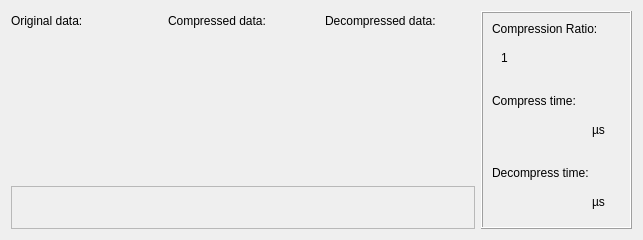
The window that plotpertab.ui (eliasd3/Data-Compression-simulator) describes before a commit, drawn with Qt 5.
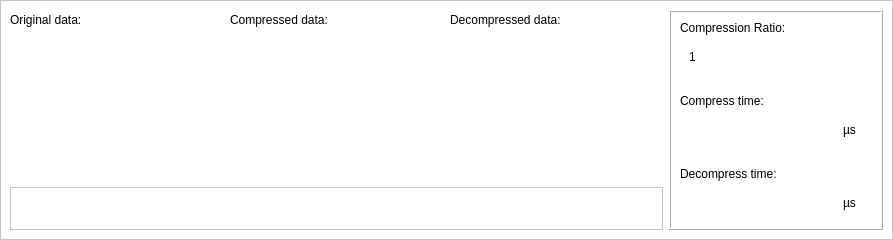
The same window after the commit. Custom widgets are drawn as their Qt base class.

Diff of the .ui file:
```diff
--- a/plotpertab.ui
+++ b/plotpertab.ui
@@ -6,7 +6,7 @@
    <rect>
     <x>0</x>
     <y>0</y>
-    <width>643</width>
+    <width>893</width>
     <height>240</height>
    </rect>
   </property>
@@ -28,70 +28,781 @@
     <height>240</height>
    </size>
   </property>
+  <property name="palette">
+   <palette>
+    <active>
+     <colorrole role="WindowText">
+      <brush brushstyle="SolidPattern">
+       <color alpha="255">
+        <red>0</red>
+        <green>0</green>
+        <blue>0</blue>
+       </color>
+      </brush>
+     </colorrole>
+     <colorrole role="Button">
+      <brush brushstyle="SolidPattern">
+       <color alpha="255">
+        <red>255</red>
+        <green>255</green>
+        <blue>255</blue>
+       </color>
+      </brush>
+     </colorrole>
+     <colorrole role="Light">
+      <brush brushstyle="SolidPattern">
+       <color alpha="255">
+        <red>255</red>
+        <green>255</green>
+        <blue>255</blue>
+       </color>
+      </brush>
+     </colorrole>
+     <colorrole role="Midlight">
+      <brush brushstyle="SolidPattern">
+       <color alpha="255">
+        <red>255</red>
+        <green>255</green>
+        <blue>255</blue>
+       </color>
+      </brush>
+     </colorrole>
+     <colorrole role="Dark">
+      <brush brushstyle="SolidPattern">
+       <color alpha="255">
+        <red>255</red>
+        <green>255</green>
+        <blue>255</blue>
+       </color>
+      </brush>
+     </colorrole>
+     <colorrole role="Mid">
+      <brush brushstyle="SolidPattern">
+       <color alpha="255">
+        <red>255</red>
+        <green>255</green>
+        <blue>255</blue>
+       </color>
+      </brush>
+     </colorrole>
+     <colorrole role="Text">
+      <brush brushstyle="SolidPattern">
+       <color alpha="255">
+        <red>0</red>
+        <green>0</green>
+        <blue>0</blue>
+       </color>
+      </brush>
+     </colorrole>
+     <colorrole role="BrightText">
+      <brush brushstyle="SolidPattern">
+       <color alpha="255">
+        <red>255</red>
+        <green>255</green>
+        <blue>255</blue>
+       </color>
+      </brush>
+     </colorrole>
+     <colorrole role="ButtonText">
+      <brush brushstyle="SolidPattern">
+       <color alpha="255">
+        <red>0</red>
+        <green>0</green>
+        <blue>0</blue>
+       </color>
+      </brush>
+     </colorrole>
+     <colorrole role="Base">
+      <brush brushstyle="SolidPattern">
+       <color alpha="255">
+        <red>255</red>
+        <green>255</green>
+        <blue>255</blue>
+       </color>
+      </brush>
+     </colorrole>
+     <colorrole role="Window">
+      <brush brushstyle="SolidPattern">
+       <color alpha="255">
+        <red>255</red>
+        <green>255</green>
+        <blue>255</blue>
+       </color>
+      </brush>
+     </colorrole>
+     <colorrole role="Shadow">
+      <brush brushstyle="SolidPattern">
+       <color alpha="255">
+        <red>0</red>
+        <green>0</green>
+        <blue>0</blue>
+       </color>
+      </brush>
+     </colorrole>
+     <colorrole role="AlternateBase">
+      <brush brushstyle="SolidPattern">
+       <color alpha="255">
+        <red>255</red>
+        <green>255</green>
+        <blue>255</blue>
+       </color>
+      </brush>
+     </colorrole>
+     <colorrole role="ToolTipBase">
+      <brush brushstyle="SolidPattern">
+       <color alpha="255">
+        <red>255</red>
+        <green>255</green>
+        <blue>220</blue>
+       </color>
+      </brush>
+     </colorrole>
+     <colorrole role="ToolTipText">
+      <brush brushstyle="SolidPattern">
+       <color alpha="255">
+        <red>0</red>
+        <green>0</green>
+        <blue>0</blue>
+       </color>
+      </brush>
+     </colorrole>
+     <colorrole role="PlaceholderText">
+      <brush brushstyle="SolidPattern">
+       <color alpha="127">
+        <red>0</red>
+        <green>0</green>
+        <blue>0</blue>
+       </color>
+      </brush>
+     </colorrole>
+     <colorrole role="Accent">
+      <brush brushstyle="SolidPattern">
+       <color alpha="255">
+        <red>255</red>
+        <green>255</green>
+        <blue>255</blue>
+       </color>
+      </brush>
+     </colorrole>
+    </active>
+    <inactive>
+     <colorrole role="WindowText">
+      <brush brushstyle="SolidPattern">
+       <color alpha="255">
+        <red>0</red>
+        <green>0</green>
+        <blue>0</blue>
+       </color>
+      </brush>
+     </colorrole>
+     <colorrole role="Button">
+      <brush brushstyle="SolidPattern">
+       <color alpha="255">
+        <red>255</red>
+        <green>255</green>
+        <blue>255</blue>
+       </color>
+      </brush>
+     </colorrole>
+     <colorrole role="Light">
+      <brush brushstyle="SolidPattern">
+       <color alpha="255">
+        <red>255</red>
+        <green>255</green>
+        <blue>255</blue>
+       </color>
+      </brush>
+     </colorrole>
+     <colorrole role="Midlight">
+      <brush brushstyle="SolidPattern">
+       <color alpha="255">
+        <red>255</red>
+        <green>255</green>
+        <blue>255</blue>
+       </color>
+      </brush>
+     </colorrole>
+     <colorrole role="Dark">
+      <brush brushstyle="SolidPattern">
+       <color alpha="255">
+        <red>255</red>
+        <green>255</green>
+        <blue>255</blue>
+       </color>
+      </brush>
+     </colorrole>
+     <colorrole role="Mid">
+      <brush brushstyle="SolidPattern">
+       <color alpha="255">
+        <red>255</red>
+        <green>255</green>
+        <blue>255</blue>
+       </color>
+      </brush>
+     </colorrole>
+     <colorrole role="Text">
+      <brush brushstyle="SolidPattern">
+       <color alpha="255">
+        <red>0</red>
+        <green>0</green>
+        <blue>0</blue>
+       </color>
+      </brush>
+     </colorrole>
+     <colorrole role="BrightText">
+      <brush brushstyle="SolidPattern">
+       <color alpha="255">
+        <red>255</red>
+        <green>255</green>
+        <blue>255</blue>
+       </color>
+      </brush>
+     </colorrole>
+     <colorrole role="ButtonText">
+      <brush brushstyle="SolidPattern">
+       <color alpha="255">
+        <red>0</red>
+        <green>0</green>
+        <blue>0</blue>
+       </color>
+      </brush>
+     </colorrole>
+     <colorrole role="Base">
+      <brush brushstyle="SolidPattern">
+       <color alpha="255">
+        <red>255</red>
+        <green>255</green>
+        <blue>255</blue>
+       </color>
+      </brush>
+     </colorrole>
+     <colorrole role="Window">
+      <brush brushstyle="SolidPattern">
+       <color alpha="255">
+        <red>255</red>
+        <green>255</green>
+        <blue>255</blue>
+       </color>
+      </brush>
+     </colorrole>
+     <colorrole role="Shadow">
+      <brush brushstyle="SolidPattern">
+       <color alpha="255">
+        <red>0</red>
+        <green>0</green>
+        <blue>0</blue>
+       </color>
+      </brush>
+     </colorrole>
+     <colorrole role="AlternateBase">
+      <brush brushstyle="SolidPattern">
+       <color alpha="255">
+        <red>255</red>
+        <green>255</green>
+        <blue>255</blue>
+       </color>
+      </brush>
+     </colorrole>
+     <colorrole role="ToolTipBase">
+      <brush brushstyle="SolidPattern">
+       <color alpha="255">
+        <red>255</red>
+        <green>255</green>
+        <blue>220</blue>
+       </color>
+      </brush>
+     </colorrole>
+     <colorrole role="ToolTipText">
+      <brush brushstyle="SolidPattern">
+       <color alpha="255">
+        <red>0</red>
+        <green>0</green>
+        <blue>0</blue>
+       </color>
+      </brush>
+     </colorrole>
+     <colorrole role="PlaceholderText">
+      <brush brushstyle="SolidPattern">
+       <color alpha="127">
+        <red>0</red>
+        <green>0</green>
+        <blue>0</blue>
+       </color>
+      </brush>
+     </colorrole>
+     <colorrole role="Accent">
+      <brush brushstyle="SolidPattern">
+       <color alpha="255">
+        <red>255</red>
+        <green>255</green>
+        <blue>255</blue>
+       </color>
+      </brush>
+     </colorrole>
+    </inactive>
+    <disabled>
+     <colorrole role="WindowText">
+      <brush brushstyle="SolidPattern">
+       <color alpha="255">
+        <red>255</red>
+        <green>255</green>
+        <blue>255</blue>
+       </color>
+      </brush>
+     </colorrole>
+     <colorrole role="Button">
+      <brush brushstyle="SolidPattern">
+       <color alpha="255">
+        <red>255</red>
+        <green>255</green>
+        <blue>255</blue>
+       </color>
+      </brush>
+     </colorrole>
+     <colorrole role="Light">
+      <brush brushstyle="SolidPattern">
+       <color alpha="255">
+        <red>255</red>
+        <green>255</green>
+        <blue>255</blue>
+       </color>
+      </brush>
+     </colorrole>
+     <colorrole role="Midlight">
+      <brush brushstyle="SolidPattern">
+       <color alpha="255">
+        <red>255</red>
+        <green>255</green>
+        <blue>255</blue>
+       </color>
+      </brush>
+     </colorrole>
+     <colorrole role="Dark">
+      <brush brushstyle="SolidPattern">
+       <color alpha="255">
+        <red>255</red>
+        <green>255</green>
+        <blue>255</blue>
+       </color>
+      </brush>
+     </colorrole>
+     <colorrole role="Mid">
+      <brush brushstyle="SolidPattern">
+       <color alpha="255">
+        <red>255</red>
+        <green>255</green>
+        <blue>255</blue>
+       </color>
+      </brush>
+     </colorrole>
+     <colorrole role="Text">
+      <brush brushstyle="SolidPattern">
+       <color alpha="255">
+        <red>255</red>
+        <green>255</green>
+        <blue>255</blue>
+       </color>
+      </brush>
+     </colorrole>
+     <colorrole role="BrightText">
+      <brush brushstyle="SolidPattern">
+       <color alpha="255">
+        <red>255</red>
+        <green>255</green>
+        <blue>255</blue>
+       </color>
+      </brush>
+     </colorrole>
+     <colorrole role="ButtonText">
+      <brush brushstyle="SolidPattern">
+       <color alpha="255">
+        <red>255</red>
+        <green>255</green>
+        <blue>255</blue>
+       </color>
+      </brush>
+     </colorrole>
+     <colorrole role="Base">
+      <brush brushstyle="SolidPattern">
+       <color alpha="255">
+        <red>255</red>
+        <green>255</green>
+        <blue>255</blue>
+       </color>
+      </brush>
+     </colorrole>
+     <colorrole role="Window">
+      <brush brushstyle="SolidPattern">
+       <color alpha="255">
+        <red>255</red>
+        <green>255</green>
+        <blue>255</blue>
+       </color>
+      </brush>
+     </colorrole>
+     <colorrole role="Shadow">
+      <brush brushstyle="SolidPattern">
+       <color alpha="255">
+        <red>0</red>
+        <green>0</green>
+        <blue>0</blue>
+       </color>
+      </brush>
+     </colorrole>
+     <colorrole role="AlternateBase">
+      <brush brushstyle="SolidPattern">
+       <color alpha="255">
+        <red>255</red>
+        <green>255</green>
+        <blue>255</blue>
+       </color>
+      </brush>
+     </colorrole>
+     <colorrole role="ToolTipBase">
+      <brush brushstyle="SolidPattern">
+       <color alpha="255">
+        <red>255</red>
+        <green>255</green>
+        <blue>220</blue>
+       </color>
+      </brush>
+     </colorrole>
+     <colorrole role="ToolTipText">
+      <brush brushstyle="SolidPattern">
+       <color alpha="255">
+        <red>0</red>
+        <green>0</green>
+        <blue>0</blue>
+       </color>
+      </brush>
+     </colorrole>
+     <colorrole role="PlaceholderText">
+      <brush brushstyle="SolidPattern">
+       <color alpha="127">
+        <red>127</red>
+        <green>127</green>
+        <blue>127</blue>
+       </color>
+      </brush>
+     </colorrole>
+     <colorrole role="Accent">
+      <brush brushstyle="SolidPattern">
+       <color alpha="255">
+        <red>255</red>
+        <green>255</green>
+        <blue>255</blue>
+       </color>
+      </brush>
+     </colorrole>
+    </disabled>
+   </palette>
+  </property>
   <property name="windowTitle">
    <string>Form</string>
   </property>
+  <property name="styleSheet">
+   <string notr="true">background-color: rgb(255, 255, 255);</string>
+  </property>
   <layout class="QGridLayout" name="gridLayout">
-   <item row="1" column="0">
-    <widget class="QCustomPlot" name="dataplot" native="true"/>
-   </item>
-   <item row="1" column="1">
-    <widget class="QCustomPlot" name="compressedplot" native="true"/>
-   </item>
+   <property name="leftMargin">
+    <number>0</number>
+   </property>
+   <property name="topMargin">
+    <number>0</number>
+   </property>
+   <property name="rightMargin">
+    <number>0</number>
+   </property>
+   <property name="bottomMargin">
+    <number>0</number>
+   </property>
+   <property name="spacing">
+    <number>0</number>
+   </property>
    <item row="0" column="0">
-    <widget class="QLabel" name="labelOriginal">
-     <property name="minimumSize">
-      <size>
-       <width>150</width>
-       <height>0</height>
-      </size>
+    <widget class="QFrame" name="frame_2">
+     <property name="frameShape">
+      <enum>QFrame::StyledPanel</enum>
      </property>
-     <property name="maximumSize">
-      <size>
-       <width>16777215</width>
-       <height>20</height>
-      </size>
+     <property name="frameShadow">
+      <enum>QFrame::Raised</enum>
      </property>
-     <property name="text">
-      <string>Original data:</string>
-     </property>
-    </widget>
-   </item>
-   <item row="0" column="2">
-    <widget class="QLabel" name="labelDecompressed">
-     <property name="minimumSize">
-      <size>
-       <width>150</width>
-       <height>0</height>
-      </size>
-     </property>
-     <property name="text">
-      <string>Decompressed data:</string>
-     </property>
-    </widget>
-   </item>
-   <item row="2" column="0" colspan="3">
-    <widget class="QScrollArea" name="scrollArea">
-     <property name="enabled">
-      <bool>true</bool>
-     </property>
-     <property name="sizePolicy">
-      <sizepolicy hsizetype="Expanding" vsizetype="Fixed">
-       <horstretch>0</horstretch>
-       <verstretch>0</verstretch>
-      </sizepolicy>
-     </property>
-     <property name="maximumSize">
-      <size>
-       <width>16777215</width>
-       <height>43</height>
-      </size>
-     </property>
-     <property name="layoutDirection">
-      <enum>Qt::RightToLeft</enum>
-     </property>
-     <property name="styleSheet">
-      <string notr="true">QScrollBar:horizontal {
+     <layout class="QGridLayout" name="gridLayout_2">
+      <item row="0" column="0">
+       <widget class="QLabel" name="labelOriginal">
+        <property name="minimumSize">
+         <size>
+          <width>150</width>
+          <height>0</height>
+         </size>
+        </property>
+        <property name="maximumSize">
+         <size>
+          <width>16777215</width>
+          <height>20</height>
+         </size>
+        </property>
+        <property name="text">
+         <string>Original data:</string>
+        </property>
+       </widget>
+      </item>
+      <item row="0" column="1">
+       <widget class="QLabel" name="labelCompressed">
+        <property name="minimumSize">
+         <size>
+          <width>150</width>
+          <height>0</height>
+         </size>
+        </property>
+        <property name="text">
+         <string>Compressed data:</string>
+        </property>
+       </widget>
+      </item>
+      <item row="0" column="2">
+       <widget class="QLabel" name="labelDecompressed">
+        <property name="minimumSize">
+         <size>
+          <width>150</width>
+          <height>0</height>
+         </size>
+        </property>
+        <property name="text">
+         <string>Decompressed data:</string>
+        </property>
+       </widget>
+      </item>
+      <item row="0" column="3" rowspan="3">
+       <widget class="QFrame" name="frame">
+        <property name="frameShape">
+         <enum>QFrame::Box</enum>
+        </property>
+        <property name="frameShadow">
+         <enum>QFrame::Raised</enum>
+        </property>
+        <layout class="QVBoxLayout" name="verticalLayout">
+         <item>
+          <widget class="QLabel" name="label">
+           <property name="minimumSize">
+            <size>
+             <width>0</width>
+             <height>0</height>
+            </size>
+           </property>
+           <property name="styleSheet">
+            <string notr="true">font: 500 11pt &quot;Ubuntu&quot;;</string>
+           </property>
+           <property name="text">
+            <string>Compression Ratio:</string>
+           </property>
+          </widget>
+         </item>
+         <item>
+          <widget class="QWidget" name="horizontalWidget" native="true">
+           <layout class="QHBoxLayout" name="horizontalLayout_3">
+            <item>
+             <widget class="QLabel" name="labelResults">
+              <property name="sizePolicy">
+               <sizepolicy hsizetype="Preferred" vsizetype="Preferred">
+                <horstretch>0</horstretch>
+                <verstretch>0</verstretch>
+               </sizepolicy>
+              </property>
+              <property name="minimumSize">
+               <size>
+                <width>0</width>
+                <height>0</height>
+               </size>
+              </property>
+              <property name="text">
+               <string>1</string>
+              </property>
+             </widget>
+            </item>
+           </layout>
+          </widget>
+         </item>
+         <item>
+          <spacer name="verticalSpacer">
+           <property name="orientation">
+            <enum>Qt::Vertical</enum>
+           </property>
+           <property name="sizeHint" stdset="0">
+            <size>
+             <width>20</width>
+             <height>40</height>
+            </size>
+           </property>
+          </spacer>
+         </item>
+         <item>
+          <widget class="QLabel" name="label_2">
+           <property name="minimumSize">
+            <size>
+             <width>0</width>
+             <height>0</height>
+            </size>
+           </property>
+           <property name="styleSheet">
+            <string notr="true">font: 500 11pt &quot;Ubuntu&quot;;</string>
+           </property>
+           <property name="text">
+            <string>Compress time:</string>
+           </property>
+          </widget>
+         </item>
+         <item>
+          <widget class="QWidget" name="horizontalWidget_2" native="true">
+           <property name="minimumSize">
+            <size>
+             <width>0</width>
+             <height>0</height>
+            </size>
+           </property>
+           <layout class="QHBoxLayout" name="horizontalLayout">
+            <item>
+             <widget class="QLabel" name="compressedTime">
+              <property name="minimumSize">
+               <size>
+                <width>0</width>
+                <height>0</height>
+               </size>
+              </property>
+              <property name="text">
+               <string/>
+              </property>
+             </widget>
+            </item>
+            <item>
+             <widget class="QLabel" name="label_6">
+              <property name="maximumSize">
+               <size>
+                <width>20</width>
+                <height>16777215</height>
+               </size>
+              </property>
+              <property name="text">
+               <string>µs</string>
+              </property>
+             </widget>
+            </item>
+           </layout>
+          </widget>
+         </item>
+         <item>
+          <spacer name="verticalSpacer_2">
+           <property name="orientation">
+            <enum>Qt::Vertical</enum>
+           </property>
+           <property name="sizeHint" stdset="0">
+            <size>
+             <width>20</width>
+             <height>40</height>
+            </size>
+           </property>
+          </spacer>
+         </item>
+         <item>
+          <widget class="QLabel" name="label_4">
+           <property name="minimumSize">
+            <size>
+             <width>0</width>
+             <height>0</height>
+            </size>
+           </property>
+           <property name="styleSheet">
+            <string notr="true">font: 500 11pt &quot;Ubuntu&quot;;</string>
+           </property>
+           <property name="text">
+            <string>Decompress time:</string>
+           </property>
+          </widget>
+         </item>
+         <item>
+          <widget class="QWidget" name="horizontalWidget_3" native="true">
+           <property name="minimumSize">
+            <size>
+             <width>0</width>
+             <height>0</height>
+            </size>
+           </property>
+           <property name="maximumSize">
+            <size>
+             <width>16777215</width>
+             <height>11111111</height>
+            </size>
+           </property>
+           <layout class="QHBoxLayout" name="horizontalLayout_2">
+            <item>
+             <widget class="QLabel" name="DecompressedTime">
+              <property name="minimumSize">
+               <size>
+                <width>0</width>
+                <height>0</height>
+               </size>
+              </property>
+              <property name="text">
+               <string/>
+              </property>
+             </widget>
+            </item>
+            <item>
+             <widget class="QLabel" name="label_7">
+              <property name="minimumSize">
+               <size>
+                <width>0</width>
+                <height>0</height>
+               </size>
+              </property>
+              <property name="maximumSize">
+               <size>
+                <width>20</width>
+                <height>30</height>
+               </size>
+              </property>
+              <property name="text">
+               <string>µs</string>
+              </property>
+             </widget>
+            </item>
+           </layout>
+          </widget>
+         </item>
+        </layout>
+       </widget>
+      </item>
+      <item row="1" column="0">
+       <widget class="QCustomPlot" name="dataplot" native="true"/>
+      </item>
+      <item row="1" column="1">
+       <widget class="QCustomPlot" name="compressedplot" native="true"/>
+      </item>
+      <item row="1" column="2">
+       <widget class="QCustomPlot" name="decompressedplot" native="true"/>
+      </item>
+      <item row="2" column="0" colspan="3">
+       <widget class="QScrollArea" name="scrollArea">
+        <property name="enabled">
+         <bool>true</bool>
+        </property>
+        <property name="sizePolicy">
+         <sizepolicy hsizetype="Expanding" vsizetype="Fixed">
+          <horstretch>0</horstretch>
+          <verstretch>0</verstretch>
+         </sizepolicy>
+        </property>
+        <property name="maximumSize">
+         <size>
+          <width>16777215</width>
+          <height>43</height>
+         </size>
+        </property>
+        <property name="layoutDirection">
+         <enum>Qt::RightToLeft</enum>
+        </property>
+        <property name="styleSheet">
+         <string notr="true">QScrollBar:horizontal {
     height: 12px;
     border-radius: 3px;
     background-color: rgb(222, 221, 218);  
@@ -115,271 +826,59 @@
     subcontrol-position: bottom;
     subcontrol-origin: margin;
 }</string>
-     </property>
-     <property name="frameShape">
-      <enum>QFrame::StyledPanel</enum>
-     </property>
-     <property name="frameShadow">
-      <enum>QFrame::Plain</enum>
-     </property>
-     <property name="verticalScrollBarPolicy">
-      <enum>Qt::ScrollBarAlwaysOff</enum>
-     </property>
-     <property name="widgetResizable">
-      <bool>true</bool>
-     </property>
-     <widget class="QWidget" name="scrollAreaWidgetContents_5">
-      <property name="geometry">
-       <rect>
-        <x>0</x>
-        <y>0</y>
-        <width>460</width>
-        <height>41</height>
-       </rect>
-      </property>
-      <layout class="QGridLayout" name="gridLayout_9">
-       <item row="0" column="0">
-        <widget class="QLabel" name="compressedDataView">
-         <property name="sizePolicy">
-          <sizepolicy hsizetype="Expanding" vsizetype="Preferred">
-           <horstretch>0</horstretch>
-           <verstretch>0</verstretch>
-          </sizepolicy>
+        </property>
+        <property name="frameShape">
+         <enum>QFrame::StyledPanel</enum>
+        </property>
+        <property name="frameShadow">
+         <enum>QFrame::Plain</enum>
+        </property>
+        <property name="verticalScrollBarPolicy">
+         <enum>Qt::ScrollBarAlwaysOff</enum>
+        </property>
+        <property name="widgetResizable">
+         <bool>true</bool>
+        </property>
+        <widget class="QWidget" name="scrollAreaWidgetContents_5">
+         <property name="geometry">
+          <rect>
+           <x>0</x>
+           <y>0</y>
+           <width>651</width>
+           <height>41</height>
+          </rect>
          </property>
-         <property name="maximumSize">
-          <size>
-           <width>16777215</width>
-           <height>11</height>
-          </size>
-         </property>
-         <property name="layoutDirection">
-          <enum>Qt::RightToLeft</enum>
-         </property>
-         <property name="text">
-          <string/>
-         </property>
-         <property name="alignment">
-          <set>Qt::AlignRight|Qt::AlignTrailing|Qt::AlignVCenter</set>
-         </property>
-         <property name="wordWrap">
-          <bool>false</bool>
-         </property>
+         <layout class="QGridLayout" name="gridLayout_3">
+          <item row="0" column="0">
+           <widget class="QLabel" name="compressedDataView">
+            <property name="sizePolicy">
+             <sizepolicy hsizetype="Expanding" vsizetype="Preferred">
+              <horstretch>0</horstretch>
+              <verstretch>0</verstretch>
+             </sizepolicy>
+            </property>
+            <property name="maximumSize">
+             <size>
+              <width>16777215</width>
+              <height>11</height>
+             </size>
+            </property>
+            <property name="layoutDirection">
+             <enum>Qt::RightToLeft</enum>
+            </property>
+            <property name="text">
+             <string/>
+            </property>
+            <property name="alignment">
+             <set>Qt::AlignRight|Qt::AlignTrailing|Qt::AlignVCenter</set>
+            </property>
+            <property name="wordWrap">
+             <bool>false</bool>
+            </property>
+           </widget>
+          </item>
+         </layout>
         </widget>
-       </item>
-      </layout>
-     </widget>
-    </widget>
-   </item>
-   <item row="0" column="1">
-    <widget class="QLabel" name="labelCompressed">
-     <property name="minimumSize">
-      <size>
-       <width>150</width>
-       <height>0</height>
-      </size>
-     </property>
-     <property name="text">
-      <string>Compressed data:</string>
-     </property>
-    </widget>
-   </item>
-   <item row="1" column="2">
-    <widget class="QCustomPlot" name="decompressedplot" native="true"/>
-   </item>
-   <item row="0" column="3" rowspan="3">
-    <widget class="QFrame" name="frame">
-     <property name="frameShape">
-      <enum>QFrame::Box</enum>
-     </property>
-     <property name="frameShadow">
-      <enum>QFrame::Raised</enum>
-     </property>
-     <layout class="QVBoxLayout" name="verticalLayout">
-      <item>
-       <widget class="QLabel" name="label">
-        <property name="minimumSize">
-         <size>
-          <width>0</width>
-          <height>0</height>
-         </size>
-        </property>
-        <property name="styleSheet">
-         <string notr="true">font: 500 11pt &quot;Ubuntu&quot;;</string>
-        </property>
-        <property name="text">
-         <string>Compression Ratio:</string>
-        </property>
-       </widget>
-      </item>
-      <item>
-       <widget class="QWidget" name="horizontalWidget" native="true">
-        <layout class="QHBoxLayout" name="horizontalLayout_3">
-         <item>
-          <widget class="QLabel" name="labelResults">
-           <property name="sizePolicy">
-            <sizepolicy hsizetype="Preferred" vsizetype="Preferred">
-             <horstretch>0</horstretch>
-             <verstretch>0</verstretch>
-            </sizepolicy>
-           </property>
-           <property name="minimumSize">
-            <size>
-             <width>0</width>
-             <height>0</height>
-            </size>
-           </property>
-           <property name="text">
-            <string>1</string>
-           </property>
-          </widget>
-         </item>
-        </layout>
-       </widget>
-      </item>
-      <item>
-       <spacer name="verticalSpacer">
-        <property name="orientation">
-         <enum>Qt::Vertical</enum>
-        </property>
-        <property name="sizeHint" stdset="0">
-         <size>
-          <width>20</width>
-          <height>40</height>
-         </size>
-        </property>
-       </spacer>
-      </item>
-      <item>
-       <widget class="QLabel" name="label_2">
-        <property name="minimumSize">
-         <size>
-          <width>0</width>
-          <height>0</height>
-         </size>
-        </property>
-        <property name="styleSheet">
-         <string notr="true">font: 500 11pt &quot;Ubuntu&quot;;</string>
-        </property>
-        <property name="text">
-         <string>Compress time:</string>
-        </property>
-       </widget>
-      </item>
-      <item>
-       <widget class="QWidget" name="horizontalWidget" native="true">
-        <property name="minimumSize">
-         <size>
-          <width>0</width>
-          <height>0</height>
-         </size>
-        </property>
-        <layout class="QHBoxLayout" name="horizontalLayout">
-         <item>
-          <widget class="QLabel" name="compressedTime">
-           <property name="minimumSize">
-            <size>
-             <width>0</width>
-             <height>0</height>
-            </size>
-           </property>
-           <property name="text">
-            <string/>
-           </property>
-          </widget>
-         </item>
-         <item>
-          <widget class="QLabel" name="label_6">
-           <property name="maximumSize">
-            <size>
-             <width>20</width>
-             <height>16777215</height>
-            </size>
-           </property>
-           <property name="text">
-            <string>µs</string>
-           </property>
-          </widget>
-         </item>
-        </layout>
-       </widget>
-      </item>
-      <item>
-       <spacer name="verticalSpacer_2">
-        <property name="orientation">
-         <enum>Qt::Vertical</enum>
-        </property>
-        <property name="sizeHint" stdset="0">
-         <size>
-          <width>20</width>
-          <height>40</height>
-         </size>
-        </property>
-       </spacer>
-      </item>
-      <item>
-       <widget class="QLabel" name="label_4">
-        <property name="minimumSize">
-         <size>
-          <width>0</width>
-          <height>0</height>
-         </size>
-        </property>
-        <property name="styleSheet">
-         <string notr="true">font: 500 11pt &quot;Ubuntu&quot;;</string>
-        </property>
-        <property name="text">
-         <string>Decompress time:</string>
-        </property>
-       </widget>
-      </item>
-      <item>
-       <widget class="QWidget" name="horizontalWidget_2" native="true">
-        <property name="minimumSize">
-         <size>
-          <width>0</width>
-          <height>0</height>
-         </size>
-        </property>
-        <property name="maximumSize">
-         <size>
-          <width>16777215</width>
-          <height>11111111</height>
-         </size>
-        </property>
-        <layout class="QHBoxLayout" name="horizontalLayout_2">
-         <item>
-          <widget class="QLabel" name="DecompressedTime">
-           <property name="minimumSize">
-            <size>
-             <width>0</width>
-             <height>0</height>
-            </size>
-           </property>
-           <property name="text">
-            <string/>
-           </property>
-          </widget>
-         </item>
-         <item>
-          <widget class="QLabel" name="label_7">
-           <property name="minimumSize">
-            <size>
-             <width>0</width>
-             <height>0</height>
-            </size>
-           </property>
-           <property name="maximumSize">
-            <size>
-             <width>20</width>
-             <height>30</height>
-            </size>
-           </property>
-           <property name="text">
-            <string>µs</string>
-           </property>
-          </widget>
-         </item>
-        </layout>
        </widget>
       </item>
      </layout>
```
